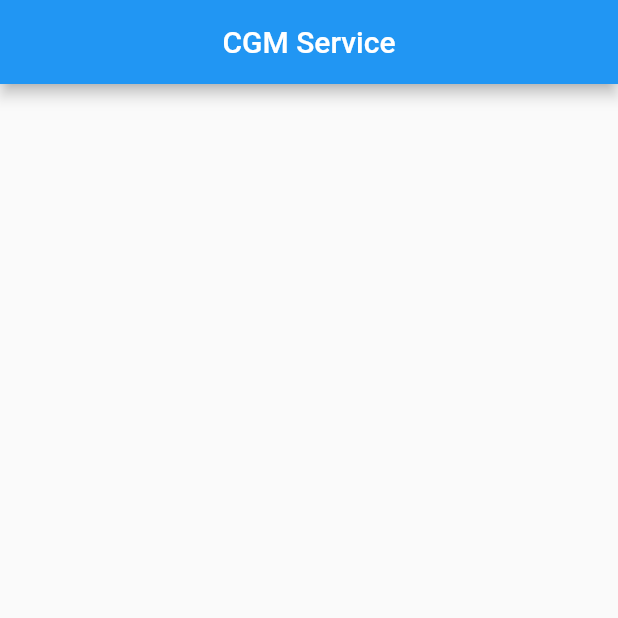
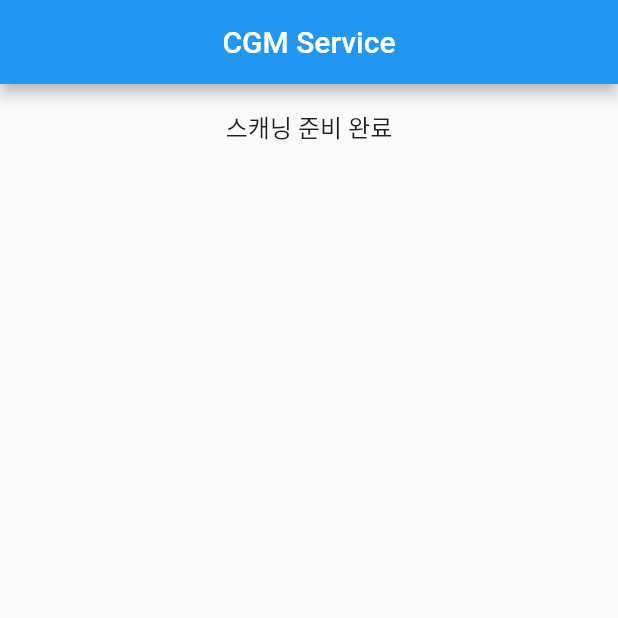
Before and after one commit to seokan-jeong/cgm_service, a Flutter app: the screen it shows after launch, on a phone screen of 412 x 824 dp, the top half of it. Run offline on Flutter 3.47's test engine with Material 2 defaults, Android fonts, the phone set to English and light mode, and no system bars; our stand-ins replace get, hex; missing offline and left inert: flutter_nfc_kit, nfc_manager.

Commit message:
[Add] nfc tag

```diff
--- a/lib/view/home_view.dart
+++ b/lib/view/home_view.dart
@@ -1,15 +1,31 @@
+import 'package:cgm_service/controller/home_controller.dart';
 import 'package:flutter/material.dart';
+import 'package:get/get.dart';
 
 class HomeView extends StatelessWidget {
   const HomeView({Key? key}) : super(key: key);
 
   @override
   Widget build(BuildContext context) {
+    final controller = Get.put(HomeController());
+
     return Scaffold(
       appBar: AppBar(
         title: const Text('CGM Service'),
         centerTitle: true,
       ),
+      body: ListView(
+        padding: const EdgeInsets.all(16),
+        children: [
+          Center(
+              child: Obx(() => Text(
+                    controller.isReadyScanning.value
+                        ? '스캐닝 준비 완료'
+                        : '스캐닝 준비 중...',
+                    style: const TextStyle(fontSize: 16),
+                  )))
+        ],
+      ),
     );
   }
 }
--- a/pubspec.yaml
+++ b/pubspec.yaml
@@ -37,6 +37,9 @@ dependencies:
   # Use with the CupertinoIcons class for iOS style icons.
   cupertino_icons: ^1.0.2
   get: ^4.6.5
+  nfc_manager: ^3.2.0
+  hex: ^0.2.0
+  flutter_nfc_kit: ^3.3.1
 
 dev_dependencies:
   flutter_test:
```
Also changed, not shown: lib/controller/home_controller.dart (+27 -0 lines), pubspec.lock, 5 other files.
